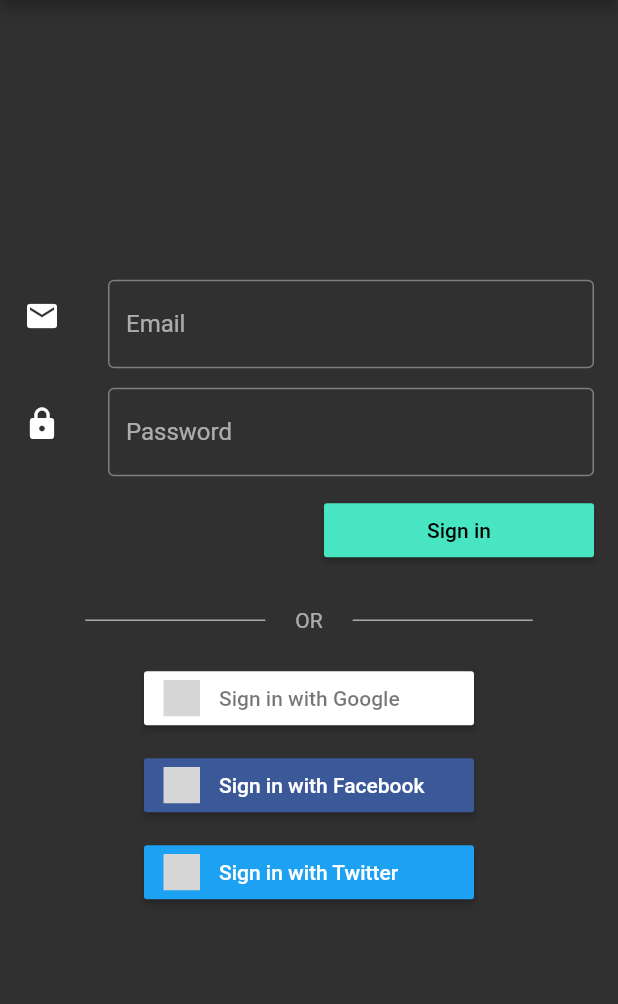
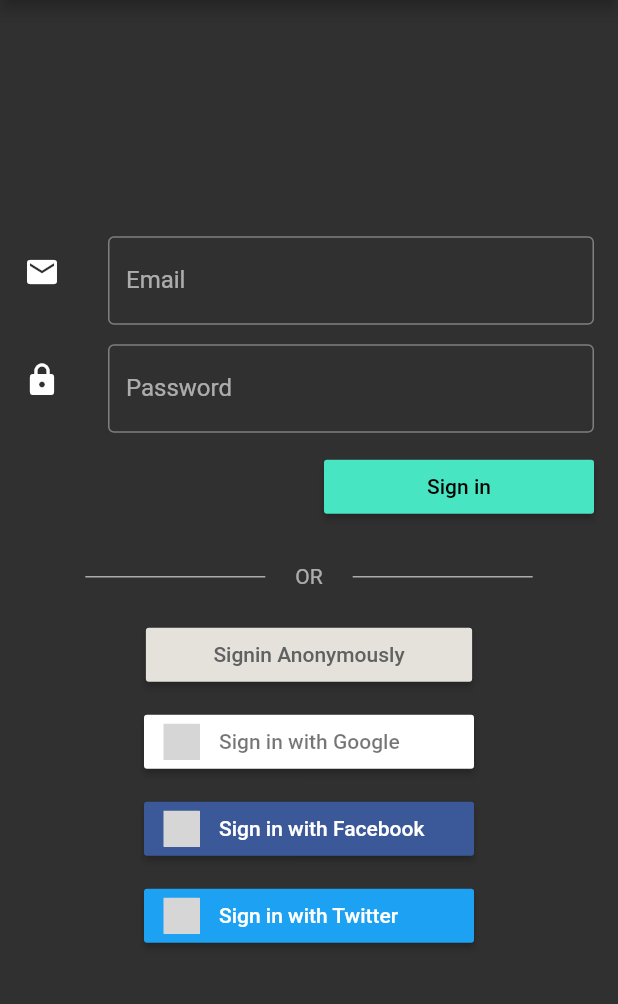
Before and after one commit to KiritchoukC/flutter_web_2048, a Flutter app: the AuthenticationPage screen opened by its route, on a phone screen of 412 x 824 dp, the part 84-1088 px from its top. Run offline on Flutter 3.47's test engine with Material 2 defaults, Android fonts, the phone set to English and light mode, and no system bars; our stand-ins replace bloc, dartz, data_connection_checker, equatable, firebase_auth, flutter_bloc and 3 more; missing offline and left inert: piecemeal, swipedetector; accounts and stored records are empty; statements that could not run were skipped; grey boxes are pictures that could not be loaded.

Commit message:
feat(authentication): add anonymous signin button to login page
re #40

```diff
--- a/lib/features/authentication/presentation/pages/authentication_page.dart
+++ b/lib/features/authentication/presentation/pages/authentication_page.dart
@@ -3,6 +3,7 @@ import 'package:flutter/material.dart';
 import '../../../../core/layouts/default_layout.dart';
 import '../../../../core/util/horizontal_spacing.dart';
 import '../../../../core/util/vertical_spacing.dart';
+import '../widgets/buttons/anonymous_signin_button.dart';
 import '../widgets/buttons/facebook_signin_button.dart';
 import '../widgets/buttons/google_signin_button.dart';
 import '../widgets/buttons/twitter_signin_button.dart';
@@ -30,6 +31,8 @@ class AuthenticationPage extends StatelessWidget {
             VerticalSpacing.medium(),
             OrDivider(),
             VerticalSpacing.medium(),
+            AnonymousSigninButton(),
+            VerticalSpacing.small(),
             GoogleSigninButton(),
             VerticalSpacing.small(),
             FacebookSigninButton(),
--- /dev/null
+++ b/lib/features/authentication/presentation/widgets/buttons/anonymous_signin_button.dart
@@ -0,0 +1,15 @@
+import 'package:flutter/material.dart';
+
+class AnonymousSigninButton extends StatelessWidget {
+  @override
+  Widget build(BuildContext context) {
+    return RaisedButton(
+      onPressed: () {},
+      child: Text(
+        'Signin Anonymously',
+        style: TextStyle(color: Colors.grey.shade700),
+      ),
+      padding: EdgeInsets.symmetric(horizontal: 45.0),
+    );
+  }
+}
```
